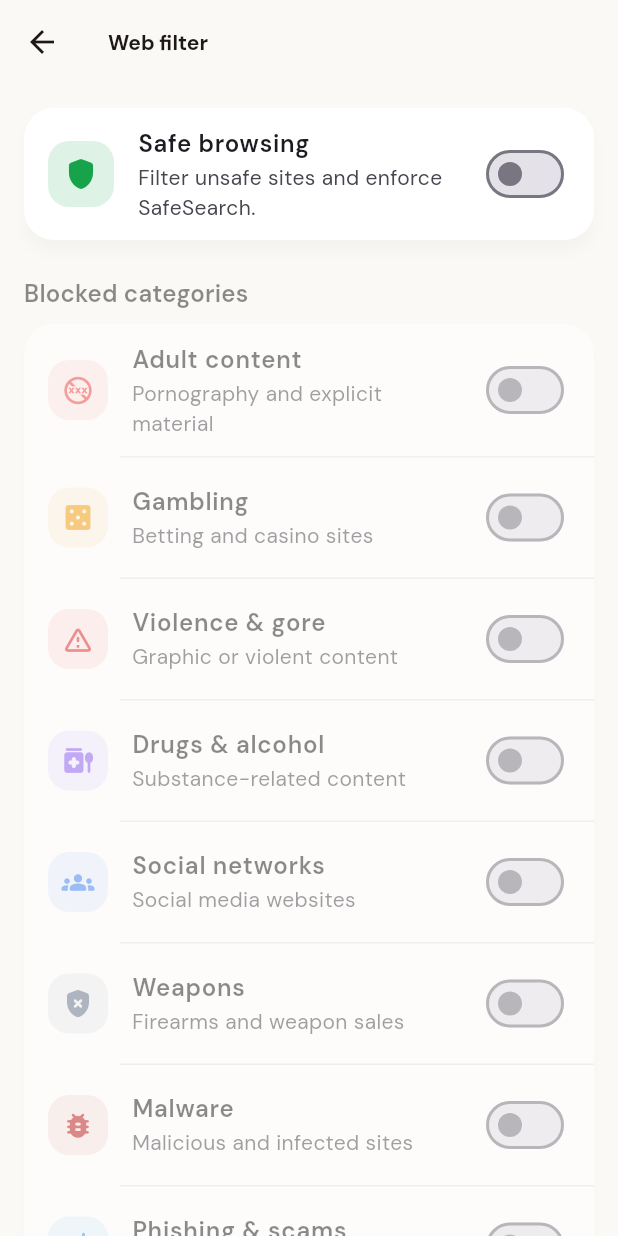
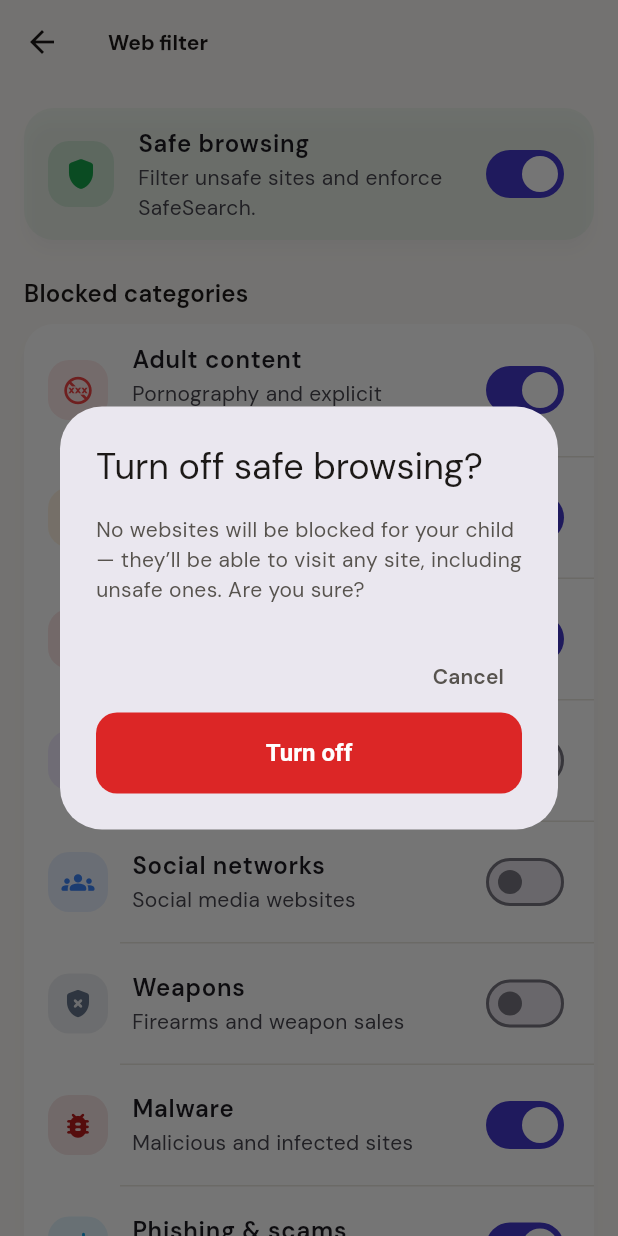
Before and after one commit to chetak-dev/maryada_app, a Flutter app: the WebFilterScreen screen opened directly, after a tap on "Safe browsing", on a phone screen of 412 x 824 dp. Run offline on Flutter 3.47's test engine with Material 3 defaults, Android fonts, the phone set to English and light mode, and no system bars; our stand-ins replace cloud_firestore, firebase_auth, firebase_core, google_fonts; accounts and stored records are empty.

Commit message:
Safe browsing ON by default; confirm prompt when turning it off

```diff
--- a/parent_app/lib/data/web_filter_repository.dart
+++ b/parent_app/lib/data/web_filter_repository.dart
@@ -62,7 +62,8 @@
   Stream<WebFilterSettings> watch(String familyId) {
     return _doc(familyId).snapshots().map((doc) {
       final d = doc.data();
-      if (d == null) return const WebFilterSettings(enabled: false);
+      // Safe browsing is ON by default (only off when explicitly disabled).
+      if (d == null) return const WebFilterSettings(enabled: true);
       return WebFilterSettings(
         enabled: d['enabled'] != false,
         blockedCategories: (d['blockedCategories'] is List)
--- a/parent_app/lib/screens/web_filter/web_filter_screen.dart
+++ b/parent_app/lib/screens/web_filter/web_filter_screen.dart
@@ -112,6 +112,44 @@
     _keywordController.clear();
   }
 
+  Future<void> _toggleSafeBrowsing(bool v) async {
+    if (!v) {
+      final ok = await showDialog<bool>(
+        context: context,
+        builder: (ctx) => AlertDialog(
+          title: const Text('Turn off safe browsing?'),
+          content: const Text(
+            'No websites will be blocked for your child — they\u2019ll be able '
+            'to visit any site, including unsafe ones. Are you sure?',
+          ),
+          actions: [
+            TextButton(
+              style: TextButton.styleFrom(
+                  foregroundColor: AppColors.textSecondary),
+              onPressed: () => Navigator.pop(ctx, false),
+              child: const Text('Cancel'),
+            ),
+            FilledButton(
+              style: FilledButton.styleFrom(backgroundColor: AppColors.danger),
+              onPressed: () => Navigator.pop(ctx, true),
+              child: const Text('Turn off'),
+            ),
+          ],
+        ),
+      );
+      if (ok != true) return; // keep it on
+    }
+    setState(() {
+      _enabled = v;
+      // On -> block all categories; off -> clear every category so nothing is
+      // blocked.
+      for (final c in _categories) {
+        c.blocked = v;
+      }
+    });
+    _persist();
+  }
+
   @override
   Widget build(BuildContext context) {
     final title = widget.childName == null
@@ -141,17 +179,7 @@
                   style: TextStyle(fontWeight: FontWeight.w600)),
               subtitle: const Text('Filter unsafe sites and enforce SafeSearch.'),
               value: _enabled,
-              onChanged: (v) {
-                setState(() {
-                  _enabled = v;
-                  // On -> block all categories; off -> clear every category so
-                  // nothing is blocked.
-                  for (final c in _categories) {
-                    c.blocked = v;
-                  }
-                });
-                _persist();
-              },
+              onChanged: _toggleSafeBrowsing,
             ),
           ),
           const SizedBox(height: AppSpacing.lg),
```
Also changed, not shown: 1 other file.
